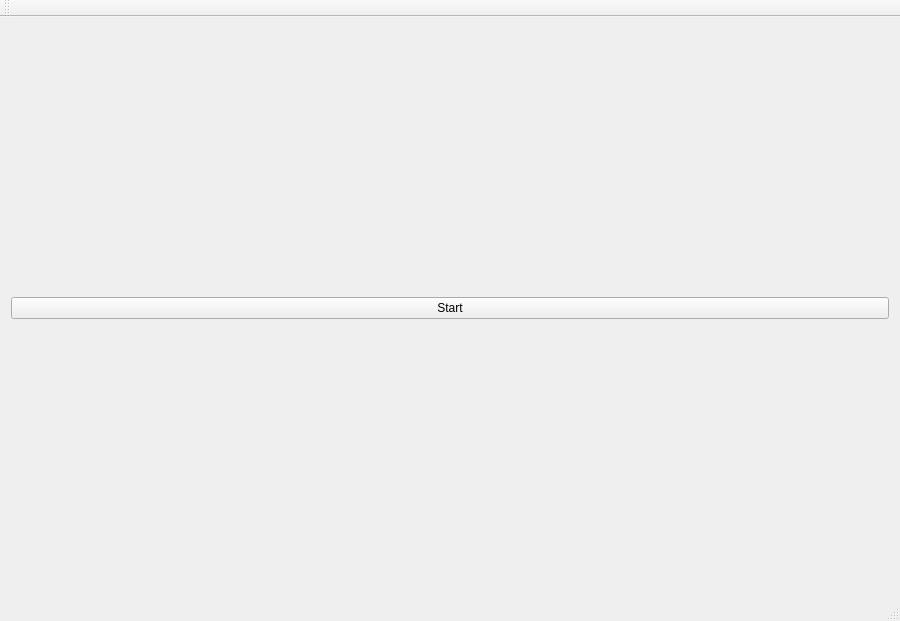
First picture: the form in mainwindow.ui, repository janisozaur/inz_charter, before the edit.
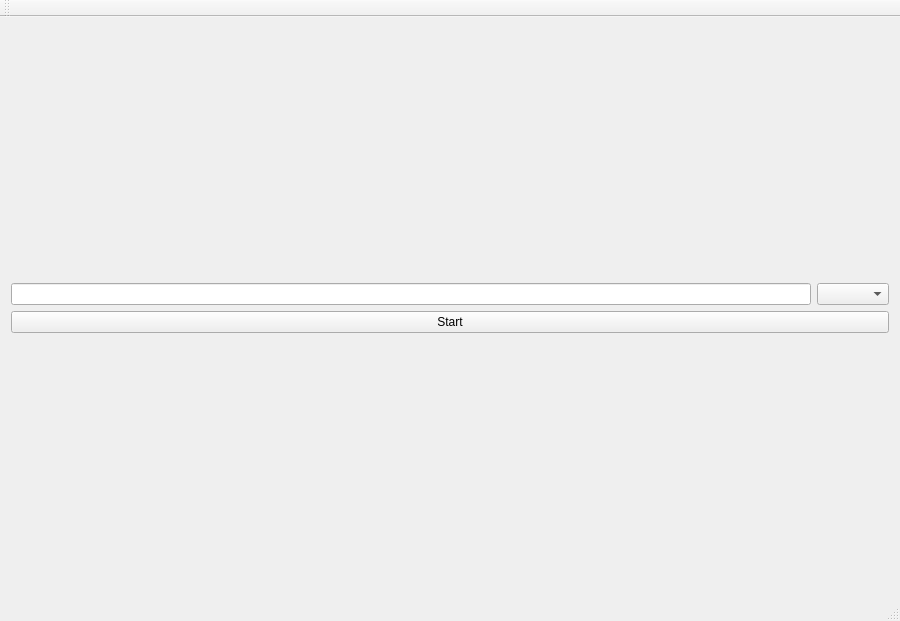
Second picture: the form after the edit.

Diff of the .ui file:
```diff
--- a/mainwindow.ui
+++ b/mainwindow.ui
@@ -19,11 +19,25 @@
      <layout class="QHBoxLayout" name="horizontalLayout"/>
     </item>
     <item>
+     <layout class="QVBoxLayout" name="verticalLayout">
+      <item>
+       <layout class="QHBoxLayout" name="horizontalLayout_2">
+        <item>
+         <widget class="QLineEdit" name="portNameLineEdit"/>
+        </item>
+        <item>
+         <widget class="QComboBox" name="portBaudRateComboBox"/>
+        </item>
+       </layout>
+      </item>
+      <item>
      <widget class="QPushButton" name="startButton">
       <property name="text">
        <string>Start</string>
       </property>
      </widget>
+      </item>
+     </layout>
     </item>
    </layout>
   </widget>
```
Lines whose indentation alone changed are shown as unchanged.
